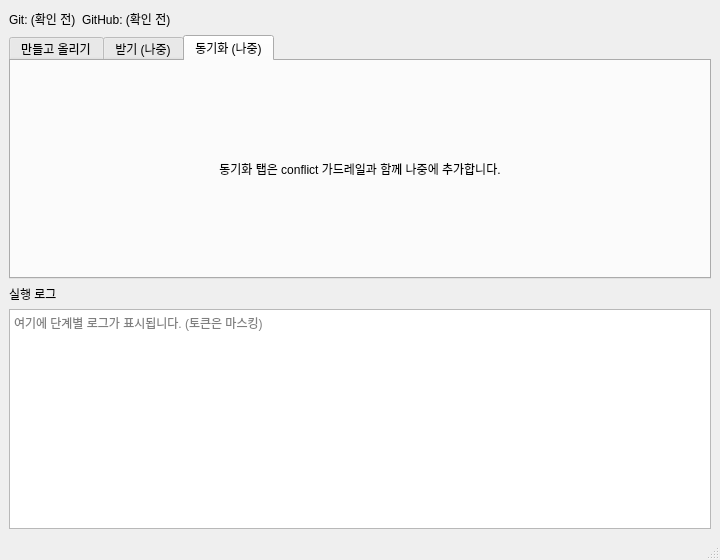
First picture: the form in ui/main_window.ui, repository seongbin45/CloneUp, before the edit.
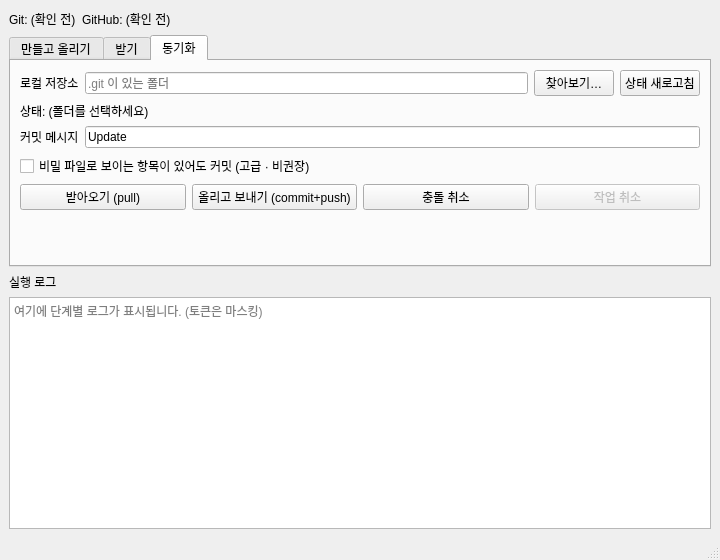
Second picture: the form after the edit. The open tabs and pages were chosen to show the change.

Commit message:
feat: implement Clone and Sync tabs end-to-end
Add URL normalization, credential-safe clone, repo status/pull/push with merge-abort guardrails, and wire both tabs in the Qt UI with background workers. Extract shared git credential helpers.

Diff of the .ui file:
```diff
--- a/ui/main_window.ui
+++ b/ui/main_window.ui
@@ -228,7 +228,7 @@
       </widget>
       <widget class="QWidget" name="tabClone">
        <attribute name="title">
-        <string>받기 (나중)</string>
+        <string>받기</string>
        </attribute>
        <layout class="QVBoxLayout" name="verticalLayoutClone">
         <item>
@@ -245,19 +245,124 @@
       </widget>
       <widget class="QWidget" name="tabSync">
        <attribute name="title">
-        <string>동기화 (나중)</string>
+        <string>동기화</string>
        </attribute>
        <layout class="QVBoxLayout" name="verticalLayoutSync">
         <item>
-         <widget class="QLabel" name="labelSyncPlaceholder">
+         <layout class="QHBoxLayout" name="syncFolderLayout">
+          <item>
+           <widget class="QLabel" name="labelSyncFolder">
+            <property name="text">
+             <string>로컬 저장소</string>
+            </property>
+           </widget>
+          </item>
+          <item>
+           <widget class="QLineEdit" name="editSyncFolder">
+            <property name="placeholderText">
+             <string>.git 이 있는 폴더</string>
+            </property>
+           </widget>
+          </item>
+          <item>
+           <widget class="QPushButton" name="btnSyncBrowse">
+            <property name="text">
+             <string>찾아보기…</string>
+            </property>
+           </widget>
+          </item>
+          <item>
+           <widget class="QPushButton" name="btnSyncRefresh">
+            <property name="text">
+             <string>상태 새로고침</string>
+            </property>
+           </widget>
+          </item>
+         </layout>
+        </item>
+        <item>
+         <widget class="QLabel" name="labelSyncStatus">
           <property name="text">
-           <string>동기화 탭은 conflict 가드레일과 함께 나중에 추가합니다.</string>
+           <string>상태: (폴더를 선택하세요)</string>
           </property>
-          <property name="alignment">
-           <set>Qt::AlignmentFlag::AlignCenter</set>
+          <property name="wordWrap">
+           <bool>true</bool>
           </property>
          </widget>
         </item>
+        <item>
+         <layout class="QHBoxLayout" name="syncMessageLayout">
+          <item>
+           <widget class="QLabel" name="labelSyncMessage">
+            <property name="text">
+             <string>커밋 메시지</string>
+            </property>
+           </widget>
+          </item>
+          <item>
+           <widget class="QLineEdit" name="editSyncMessage">
+            <property name="text">
+             <string>Update</string>
+            </property>
+           </widget>
+          </item>
+         </layout>
+        </item>
+        <item>
+         <widget class="QCheckBox" name="checkSyncAllowSecrets">
+          <property name="text">
+           <string>비밀 파일로 보이는 항목이 있어도 커밋 (고급 · 비권장)</string>
+          </property>
+         </widget>
+        </item>
+        <item>
+         <layout class="QHBoxLayout" name="syncButtonLayout">
+          <item>
+           <widget class="QPushButton" name="btnSyncPull">
+            <property name="text">
+             <string>받아오기 (pull)</string>
+            </property>
+           </widget>
+          </item>
+          <item>
+           <widget class="QPushButton" name="btnSyncPush">
+            <property name="text">
+             <string>올리고 보내기 (commit+push)</string>
+            </property>
+           </widget>
+          </item>
+          <item>
+           <widget class="QPushButton" name="btnSyncAbort">
+            <property name="text">
+             <string>충돌 취소</string>
+            </property>
+           </widget>
+          </item>
+          <item>
+           <widget class="QPushButton" name="btnSyncCancel">
+            <property name="enabled">
+             <bool>false</bool>
+            </property>
+            <property name="text">
+             <string>작업 취소</string>
+            </property>
+           </widget>
+          </item>
+         </layout>
+        </item>
+        <item>
+         <spacer name="verticalSpacerSync">
+          <property name="orientation">
+           <enum>Qt::Orientation::Vertical</enum>
+          </property>
+          <property name="sizeHint" stdset="0">
+           <size>
+            <width>20</width>
+            <height>12</height>
+           </size>
+          </property>
+         </spacer>
+        </item>
        </layout>
       </widget>
      </widget>
```
Left out of the diff: 109 changed lines with no effect on the pictures. The commit also changes 9 other files.
